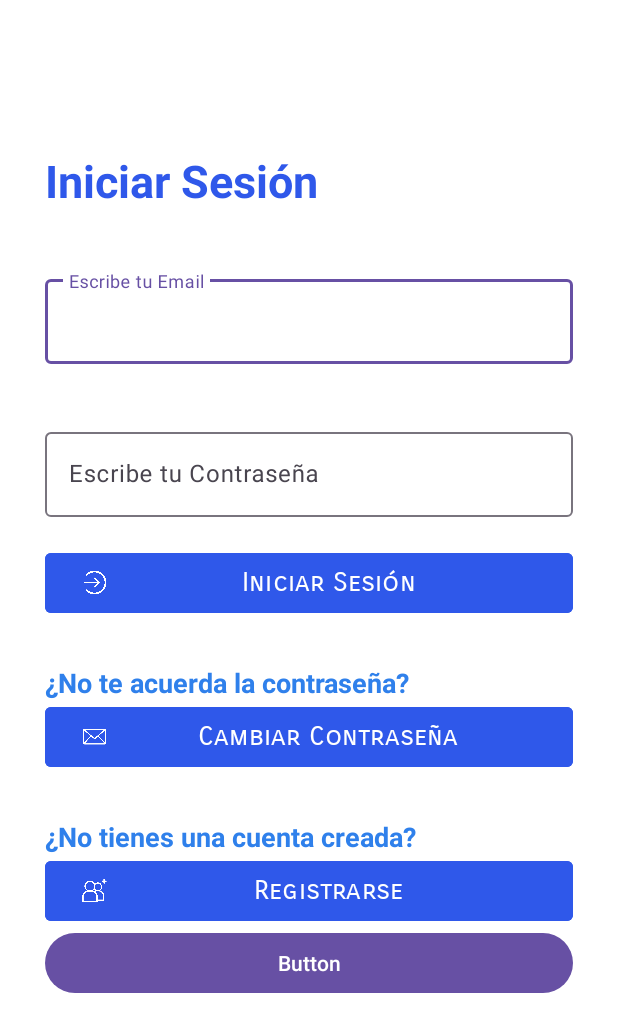
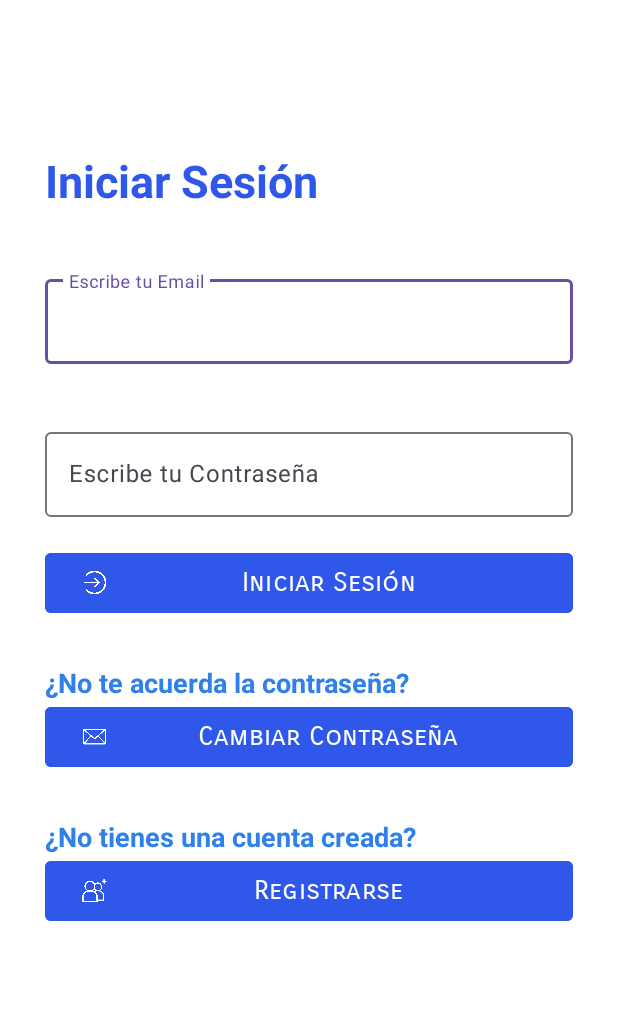
Before and after one commit to davidacha/pmdm, an Android app: the layout activity_main.xml on its own in the app's theme, with its tools: preview values and no code run, on a phone screen of 412 x 824 dp. Shown: the top 1032 px of the screen. Run offline under Robolectric (Android 15) with nearby library versions, the phone set to English and light mode, and no system bars.

Commit message:
Últimos Cambios Entrega 1 final

```diff
--- a/app/src/main/res/layout/activity_main.xml
+++ b/app/src/main/res/layout/activity_main.xml
@@ -102,11 +102,6 @@
             app:icon="@drawable/register"
             android:textSize="18dp"/>
 
-        <Button
-            android:id="@+id/buttonDirecto"
-            android:layout_width="match_parent"
-            android:layout_height="wrap_content"
-            android:text="Button" />
 
     </LinearLayout>
 </androidx.constraintlayout.widget.ConstraintLayout>
--- a/app/src/main/res/values/strings.xml
+++ b/app/src/main/res/values/strings.xml
@@ -47,6 +47,9 @@
     <string name="contrasenhaOlvidada">¿No te acuerda la contraseña?</string>
     <string name="cambiarEmailCorrecto">Email cambiado correctamente</string>
     <string name="cambiarEmailFallo">Error al cambiar Email</string>
-
+    <string name="cambiarContrasenhaCorrecto">Contraseña cambiada correctamente</string>
+    <string name="cambiarContrasenhaFallo">Error al cambiar contraseña</string>
+    <string name="solicitudContrasenhaCorrecto">Se ha enviado una solicitud para cambiar la contraseña</string>
+    <string name="solicitudContrasenhaFallida">No se ha podido enviar la solicitud</string>
 
 </resources>
```
Also changed, not shown: app/src/main/java/com/example/notas/MainActivity.java (+4 -10 lines), app/src/main/java/com/example/notas/activity_ajustes.java (+6 -10 lines).
